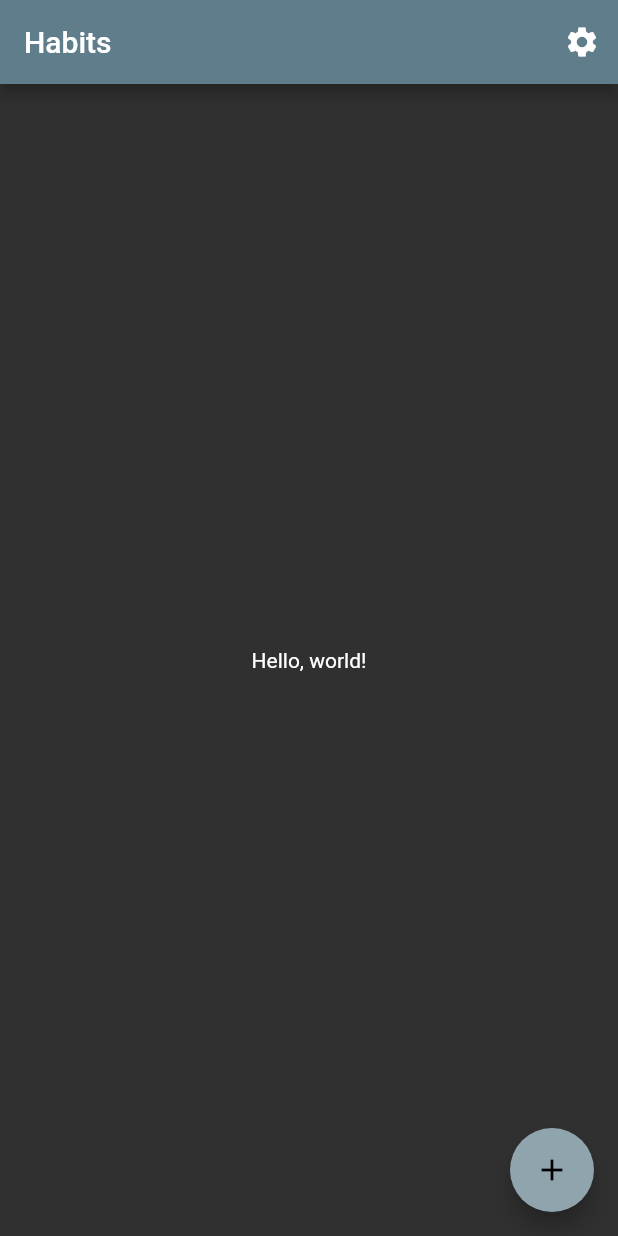
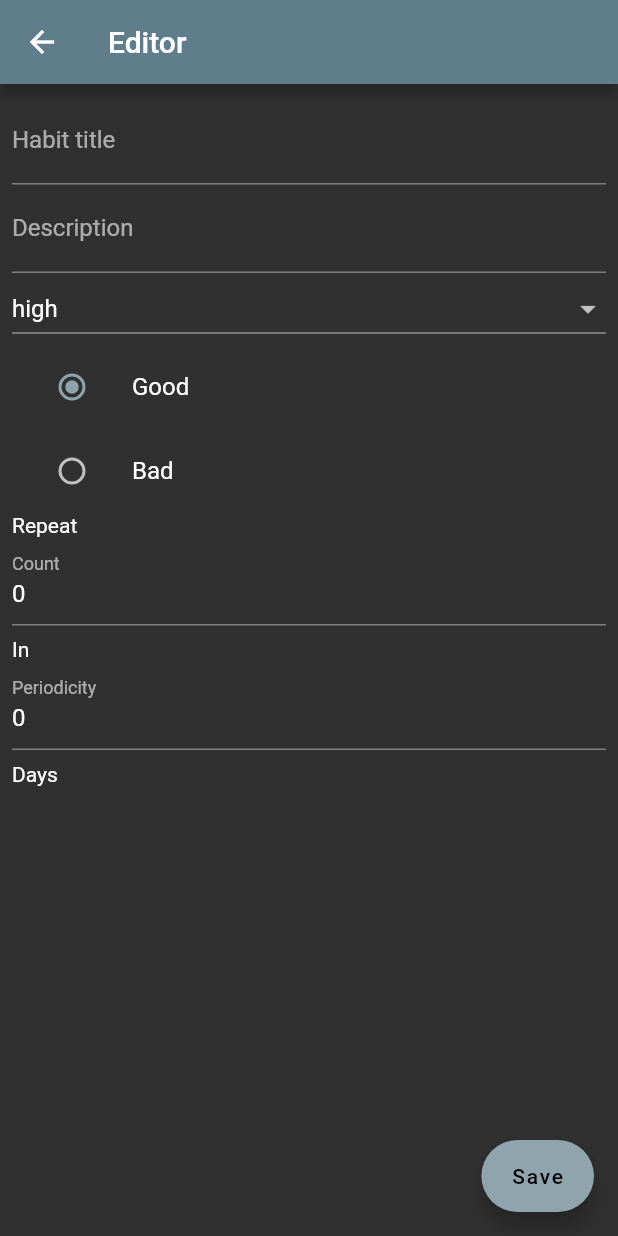
Before and after one commit to n-averyanov/habit_tracker_flutter, a Flutter app: the screen it shows after launch, after a tap on the "add" icon, on a phone screen of 412 x 824 dp. Run offline on Flutter 3.47's test engine with Material 2 defaults, Android fonts, the phone set to English and light mode, and no system bars.

Commit message:
habit_editor_page

```diff
--- a/lib/main.dart
+++ b/lib/main.dart
@@ -1,5 +1,7 @@
 import 'package:flutter/material.dart';
+import 'package:habit_tracker_flutter/screens/habit_editor_page.dart';
 import 'package:habit_tracker_flutter/screens/home_page.dart';
+import 'package:habit_tracker_flutter/screens/settings_page.dart';
 import 'package:habit_tracker_flutter/themes.dart';
 
 void main() {
@@ -12,10 +14,14 @@ class MyApp extends StatelessWidget {
   Widget build(BuildContext context) {
     return MaterialApp(
       title: 'Flutter Demo',
-      home: HomePage(),
       theme: Themes.getThemeFromKey(ThemeKeys.light),
       darkTheme: Themes.getThemeFromKey(ThemeKeys.dark),
       themeMode: ThemeMode.dark,
+      routes: {
+        '/': (context) => HomePage(),
+        '/habit_editor': (context) => HabitEditorPage(),
+        '/settings': (context) => SettingsPage()
+      },
     );
   }
 }
--- /dev/null
+++ b/lib/models/habit.dart
@@ -0,0 +1,17 @@
+class Habit {
+  var uid = "";
+  var title = "";
+  var description = "";
+  var priority = HabitPriority.high;
+  var type = HabitType.good;
+  var count = 0;
+  var frequency = 0;
+  var color = 0;
+  var date = 0;
+  var habitDoneColor = 0;
+  var isComplite = false;
+}
+
+enum HabitPriority { low, middle, high }
+
+enum HabitType { bad, good }
--- a/lib/screens/app_bar.dart
+++ /dev/null
@@ -1,8 +0,0 @@
-import 'package:flutter/material.dart';
-
-class AppBar extends StatelessWidget {
-  @override
-  Widget build(BuildContext context) {
-    return AppBar();
-  }
-}
--- /dev/null
+++ b/lib/screens/habit_editor_page.dart
@@ -0,0 +1,145 @@
+import 'package:flutter/foundation.dart';
+import 'package:flutter/material.dart';
+import 'package:habit_tracker_flutter/models/habit.dart';
+
+class HabitEditorPage extends StatefulWidget {
+  @override
+  _HabitEditorPageState createState() => _HabitEditorPageState();
+}
+
+class _HabitEditorPageState extends State<HabitEditorPage> {
+  TextEditingController _titleController = TextEditingController();
+  TextEditingController _descriptionController = TextEditingController();
+  TextEditingController _countController = TextEditingController();
+  TextEditingController _periodicityController = TextEditingController();
+
+  Habit _habit = Habit();
+
+  @override
+  void initState() {
+    super.initState();
+
+    _titleController.text = _habit.title;
+    _descriptionController.text = _habit.description;
+    _countController.text = _habit.count.toString();
+    _periodicityController.text = _habit.frequency.toString();
+
+    _titleController.addListener(() {
+      _habit.title = _titleController.text;
+    });
+
+    _descriptionController.addListener(() {
+      _habit.description = _descriptionController.text;
+    });
+
+    _countController.addListener(() {
+      _habit.count = int.parse(_countController.text);
+    });
+
+    _periodicityController.addListener(() {
+      _habit.frequency = int.parse(_periodicityController.text);
+    });
+  }
+
+  @override
+  void dispose() {
+    _titleController.dispose();
+    _descriptionController.dispose();
+    _countController.dispose();
+    _periodicityController.dispose();
+    super.dispose();
+  }
+
+  @override
+  Widget build(BuildContext context) {
+    _habit = _habit == null
+        ? (ModalRoute.of(context).settings.arguments ?? Habit())
+        : _habit;
+
+    return Scaffold(
+      appBar: AppBar(
+        title: Text('Editor'),
+      ),
+      body: SingleChildScrollView(
+        child: Padding(
+          padding: EdgeInsets.all(8),
+          child: Column(
+            crossAxisAlignment: CrossAxisAlignment.start,
+            children: <Widget>[
+              TextField(
+                controller: _titleController,
+                decoration: InputDecoration(labelText: 'Habit title'),
+              ),
+              TextField(
+                controller: _descriptionController,
+                decoration: InputDecoration(labelText: 'Description'),
+              ),
+              DropdownButton(
+                isExpanded: true,
+                value: _habit.priority,
+                icon: Icon(Icons.arrow_drop_down),
+                onChanged: (HabitPriority newValue) {
+                  setState(() {
+                    _habit.priority = newValue;
+                  });
+                },
+                items: HabitPriority.values
+                    .map<DropdownMenuItem<HabitPriority>>(
+                        (HabitPriority value) {
+                  return DropdownMenuItem<HabitPriority>(
+                    value: value,
+                    child: Text(describeEnum(value)),
+                  );
+                }).toList(),
+              ),
+              ListTile(
+                title: const Text('Good'),
+                leading: Radio(
+                  value: HabitType.good,
+                  groupValue: _habit.type,
+                  onChanged: (HabitType value) {
+                    setState(() {
+                      _habit.type = value;
+                    });
+                  },
+                ),
+              ),
+              ListTile(
+                title: const Text('Bad'),
+                leading: Radio(
+                  value: HabitType.bad,
+                  groupValue: _habit.type,
+                  onChanged: (HabitType value) {
+                    setState(() {
+                      _habit.type = value;
+                    });
+                  },
+                ),
+              ),
+              Text('Repeat'),
+              TextField(
+                controller: _countController,
+                keyboardType: TextInputType.number,
+                decoration: InputDecoration(labelText: 'Count'),
+              ),
+              SizedBox(
+                height: 8,
+              ),
+              Text('In'),
+              TextField(
+                controller: _periodicityController,
+                keyboardType: TextInputType.number,
+                decoration: InputDecoration(labelText: 'Periodicity'),
+              ),
+              SizedBox(
+                height: 8,
+              ),
+              Text('Days'),
+            ],
+          ),
+        ),
+      ),
+      floatingActionButton: FloatingActionButton.extended(onPressed: null, label: Text('Save')),
+    );
+  }
+}
--- a/lib/screens/home_page.dart
+++ b/lib/screens/home_page.dart
@@ -1,26 +1,26 @@
 import 'package:flutter/material.dart';
+import 'package:habit_tracker_flutter/models/habit.dart';
+import 'package:habit_tracker_flutter/widgets/habit_widget.dart';
+import 'package:habit_tracker_flutter/widgets/settings_button.dart';
 
 class HomePage extends StatelessWidget {
+
   @override
   Widget build(BuildContext context) {
     return Scaffold(
       appBar: AppBar(
         title: Text('Habits'),
         actions: [
-          IconButton(
-            icon: Icon(
-              Icons.settings,
-              color: Colors.white,
-            ),
-            onPressed: () {},
-          ),
+          SettingsButton()
         ],
       ),
       floatingActionButton: FloatingActionButton(
-        onPressed: () {},
+        onPressed: () {
+          Navigator.of(context).pushNamed('/habit_editor');
+        },
         child: Icon(Icons.add),
       ),
-      body: Center(child : Text('Hello, world!')),
+      body: HabitWidget(Habit()),
     );
   }
 }
--- /dev/null
+++ b/lib/screens/settings_page.dart
@@ -0,0 +1,13 @@
+import 'package:flutter/material.dart';
+import 'package:habit_tracker_flutter/widgets/settings_button.dart';
+
+class SettingsPage extends StatelessWidget {
+  @override
+  Widget build(BuildContext context) {
+    return Scaffold(
+      appBar: AppBar(
+        title: Text('Settings'),
+      ),
+    );
+  }
+}
--- /dev/null
+++ b/lib/widgets/habit_list_widget.dart
@@ -0,0 +1,15 @@
+import 'package:flutter/material.dart';
+
+class HabitList extends StatefulWidget {
+  @override
+  _HabitListState createState() => _HabitListState();
+}
+
+class _HabitListState extends State<HabitList> {
+  @override
+  Widget build(BuildContext context) {
+    return Container(
+
+    );
+  }
+}
--- /dev/null
+++ b/lib/widgets/habit_widget.dart
@@ -0,0 +1,43 @@
+import 'package:flutter/material.dart';
+import 'package:habit_tracker_flutter/models/habit.dart';
+
+class HabitWidget extends StatelessWidget {
+  final Habit habit;
+  HabitWidget(this.habit);
+
+  @override
+  Widget build(BuildContext context) {
+    return Padding(
+      padding: EdgeInsets.fromLTRB(8, 8, 8, 0),
+      child: Card(
+          child: Padding(
+        padding: EdgeInsets.all(8),
+        child: Column(
+          mainAxisSize: MainAxisSize.min,
+          crossAxisAlignment: CrossAxisAlignment.stretch,
+          children: <Widget>[
+            Center(
+              child: Text('data'),
+            ),
+            Divider(),
+            Row(
+              crossAxisAlignment: CrossAxisAlignment.end,
+              children: <Widget>[
+                Flexible(
+                    child: Text(
+                        'Lorem ipsum dolor sit amet, consectetur adipiscing elit, sed do eiusmod tempor incididunt ut labore et dolore magna aliqua.',
+                        style: TextStyle(fontSize: 18),
+                        )
+                        ),
+                FlatButton(onPressed: () {},
+                 child: Text('Delete'),
+                 color: Colors.red,
+                 )
+              ],
+            )
+          ],
+        ),
+      )),
+    );
+  }
+}
--- /dev/null
+++ b/lib/widgets/settings_button.dart
@@ -0,0 +1,15 @@
+import 'package:flutter/material.dart';
+
+class SettingsButton extends StatelessWidget {
+  @override
+  Widget build(BuildContext context) {
+    return IconButton(
+      icon: Icon(
+        Icons.settings,
+      ),
+      onPressed: () {
+        Navigator.of(context).pushNamed('/settings');
+      },
+    );
+  }
+}
--- a/pubspec.yaml
+++ b/pubspec.yaml
@@ -1,5 +1,5 @@
 name: habit_tracker_flutter
-description: A new Flutter project.
+description: A habit tracker
 
 # The following line prevents the package from being accidentally published to
 # pub.dev using `pub publish`. This is preferred for private packages.
```
